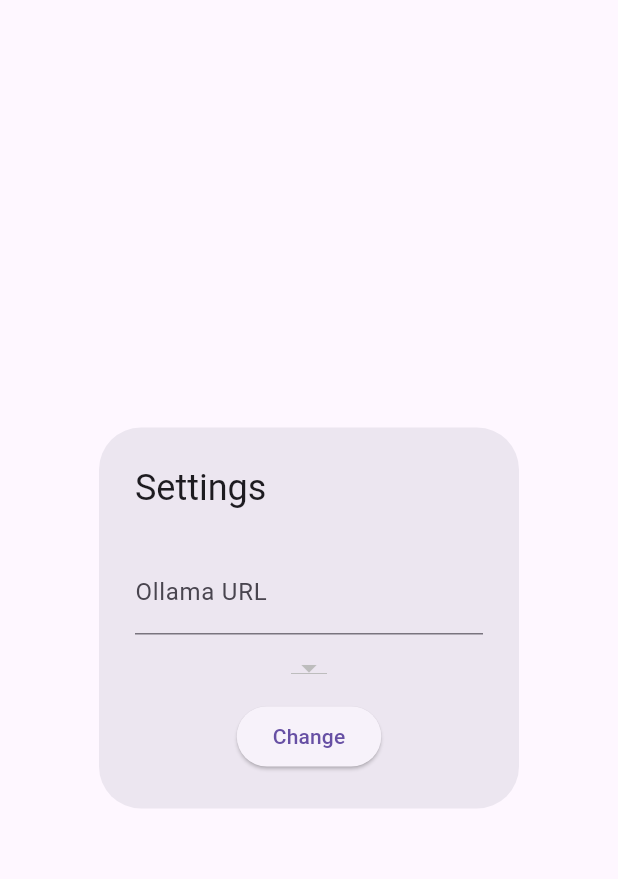
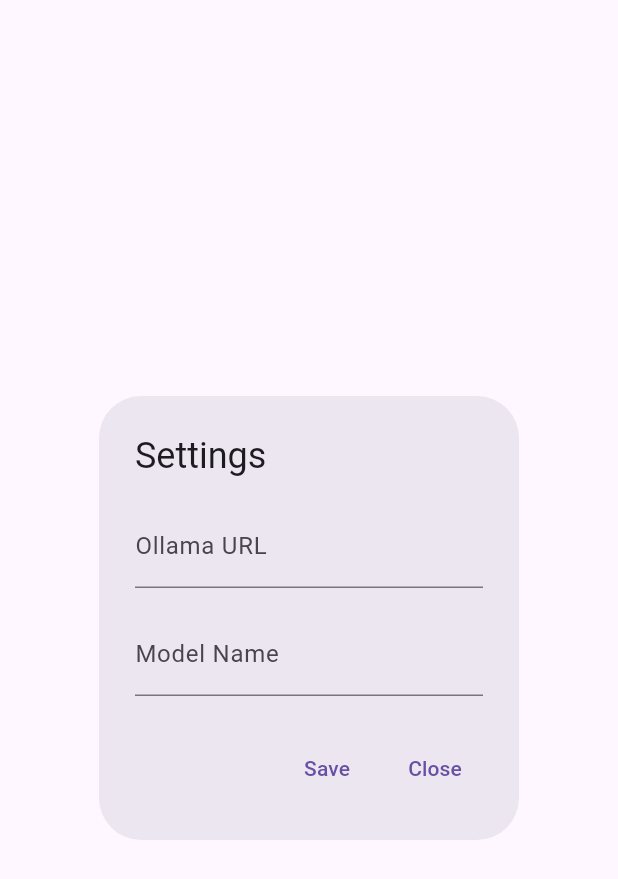
Before and after one commit to wjakew/llama_gui, a Flutter app: the SettingsPage widget shown alone on an empty page, opened directly with empty values, on a phone screen of 412 x 824 dp. Shown: the top 879 px of the screen. Run offline on Flutter 3.47's test engine with Material 3 defaults, Android fonts, the phone set to English and light mode, and no system bars; our stand-ins replace file_picker; missing offline and left inert: process_run; network calls fail.

Commit message:
ui update
added stream to showing ollama response, bug fixes, feature for changing model in fly

```diff
--- a/lib/settings_page.dart
+++ b/lib/settings_page.dart
@@ -3,9 +3,9 @@
 class SettingsPage extends StatefulWidget {
   final String initialUrl;
   final Function(String) onUrlChanged;
-  final List<String> availableModels; // List of available models
-  final String selectedModel; // Currently selected model
-  final Function(String) onModelChanged; // Callback for model change
+  final List<String> availableModels;
+  final String selectedModel;
+  final Function(String) onModelChanged;
 
   const SettingsPage({
     Key? key,
@@ -22,22 +22,13 @@
 
 class _SettingsPageState extends State<SettingsPage> {
   late TextEditingController _urlController;
+  late TextEditingController _modelController;
 
   @override
   void initState() {
     super.initState();
     _urlController = TextEditingController(text: widget.initialUrl);
-  }
-
-  @override
-  void dispose() {
-    _urlController.dispose();
-    super.dispose();
-  }
-
-  void _updateUrl() {
-    widget.onUrlChanged(_urlController.text);
-    Navigator.of(context).pop(); // Close the settings window
+    _modelController = TextEditingController(text: widget.selectedModel);
   }
 
   @override
@@ -47,36 +38,47 @@
       content: Column(
         mainAxisSize: MainAxisSize.min,
         children: [
-          const SizedBox(height: 10),
           TextField(
             controller: _urlController,
             decoration: const InputDecoration(
               labelText: 'Ollama URL',
+              hintText: 'http://localhost:11434',
             ),
+            onChanged: widget.onUrlChanged,
           ),
-          const SizedBox(height: 10),
-          DropdownButton<String>(
-            value: widget.selectedModel,
-            onChanged: (String? newValue) {
-              if (newValue != null) {
-                widget.onModelChanged(newValue); // Update the selected model
-              }
-            },
-            items: widget.availableModels
-                .map<DropdownMenuItem<String>>((String model) {
-              return DropdownMenuItem<String>(
-                value: model,
-                child: Text(model),
-              );
-            }).toList(),
-          ),
-          const SizedBox(height: 10),
-          ElevatedButton(
-            onPressed: _updateUrl,
-            child: const Text('Change'),
+          const SizedBox(height: 16),
+          TextField(
+            controller: _modelController,
+            decoration: const InputDecoration(
+              labelText: 'Model Name',
+              hintText: 'Enter model name',
+            ),
           ),
         ],
       ),
+      actions: [
+        TextButton(
+          onPressed: () {
+            widget.onUrlChanged(_urlController.text);
+            widget.onModelChanged(_modelController.text);
+            Navigator.of(context).pop();
+          },
+          child: const Text('Save'),
+        ),
+        TextButton(
+          onPressed: () {
+            Navigator.of(context).pop();
+          },
+          child: const Text('Close'),
+        ),
+      ],
     );
   }
+
+  @override
+  void dispose() {
+    _urlController.dispose();
+    _modelController.dispose();
+    super.dispose();
+  }
 }
--- a/pubspec.yaml
+++ b/pubspec.yaml
@@ -34,6 +34,7 @@
   process_run: ^0.12.0
   path_provider: ^2.0.10
   file_picker: ^5.0.0
+  fluttertoast: ^8.0.9
 
   # The following adds the Cupertino Icons font to your application.
   # Use with the CupertinoIcons class for iOS style icons.
```
Also changed, not shown: lib/main.dart (+63 -33 lines), pubspec.lock, readme_src/image.png (added), 1 other file.
